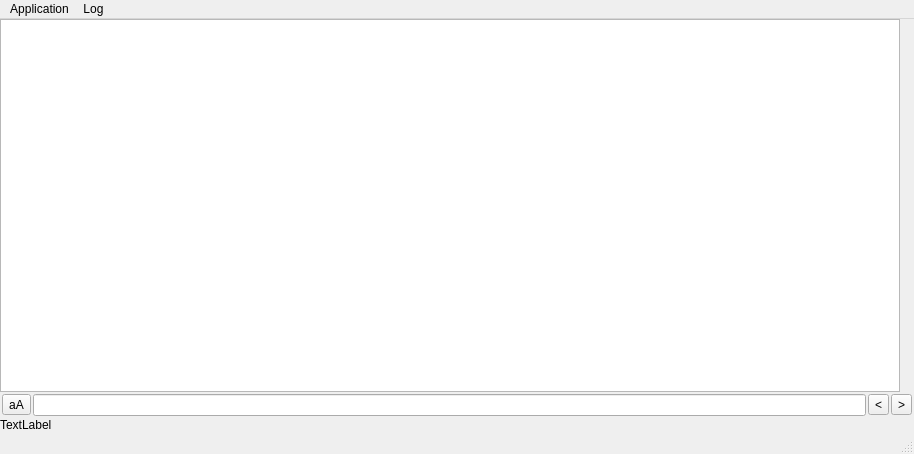
Old version of the form src/mainwindow.ui in the repository oleg-politechnik/qMinicom.
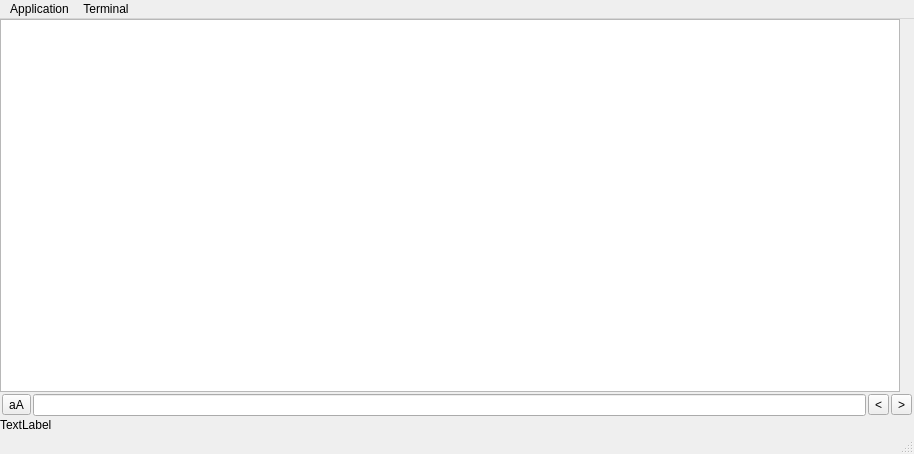
New version of the form. Custom widgets are drawn as their Qt base class.

The edit to the form file:
```diff
--- a/src/mainwindow.ui
+++ b/src/mainwindow.ui
@@ -173,7 +173,7 @@
    </widget>
    <widget class="QMenu" name="menuLog">
     <property name="title">
-     <string>Log</string>
+     <string>Terminal</string>
     </property>
     <addaction name="actionClear"/>
     <addaction name="actionFind"/>
```
Left out of the diff: 18 changed lines with no effect on the pictures.
